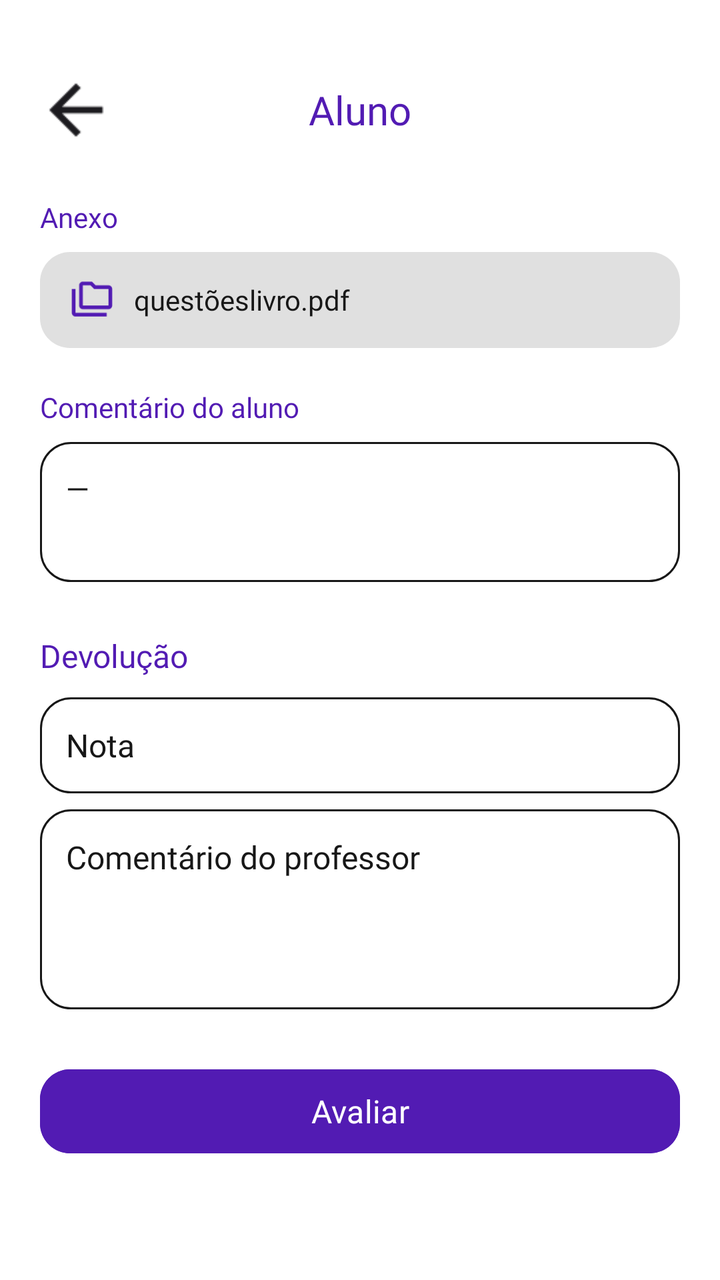
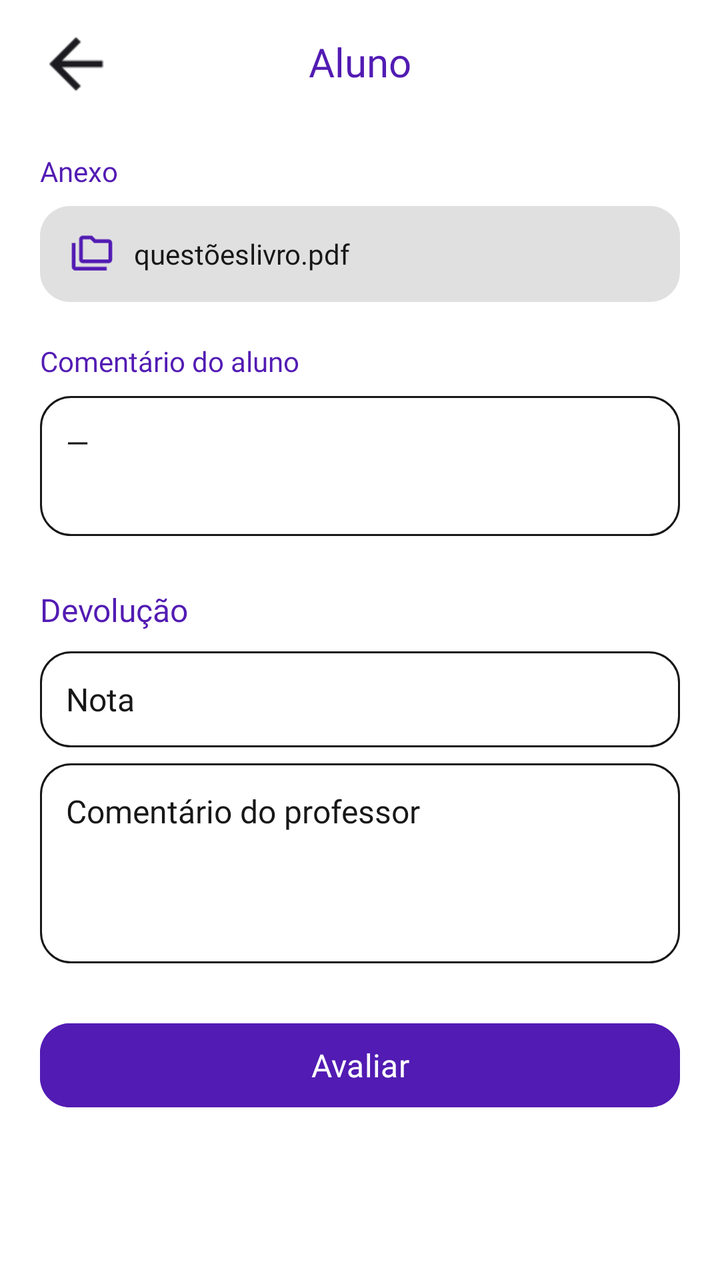

Screens rendered from an Android XML layout before and after an edit, with the pre-edit source and the edit as a unified diff.
<!-- AndroidManifest.xml: application theme Theme.MeuFuturoAgora -->
<!-- res/layout/activity_avaliar_entrega.xml -->
<?xml version="1.0" encoding="utf-8"?>
<androidx.constraintlayout.widget.ConstraintLayout xmlns:android="http://schemas.android.com/apk/res/android"
    xmlns:app="http://schemas.android.com/apk/res-auto"
    xmlns:tools="http://schemas.android.com/tools"
    android:id="@+id/main"
    android:layout_width="match_parent"
    android:layout_height="match_parent"
    android:background="@android:color/white"
    tools:context=".AvaliarEntregaActivity">

    <ImageView
        android:id="@+id/btnVoltar"
        android:layout_width="40dp"
        android:layout_height="40dp"
        android:layout_marginStart="18dp"
        android:layout_marginTop="35dp"
        android:contentDescription="Voltar"
        android:scaleType="centerInside"
        android:src="@drawable/seta_voltar"
        app:layout_constraintStart_toStartOf="parent"
        app:layout_constraintTop_toTopOf="parent" />

    <TextView
        android:id="@+id/tvNomeAlunoAvaliar"
        android:layout_width="0dp"
        android:layout_height="50dp"
        android:fontFamily="@font/poppins_bold"
        android:gravity="center"
        android:text="Aluno"
        android:textColor="@color/roxo_primario"
        android:textSize="20sp"
        app:layout_constraintBottom_toBottomOf="@id/btnVoltar"
        app:layout_constraintEnd_toEndOf="parent"
        app:layout_constraintStart_toStartOf="parent"
        app:layout_constraintTop_toTopOf="@id/btnVoltar" />

    <ScrollView
        android:layout_width="match_parent"
        android:layout_height="0dp"
        android:clipToPadding="false"
        android:paddingStart="20dp"
        android:paddingEnd="20dp"
        android:paddingBottom="20dp"
        app:layout_constraintBottom_toBottomOf="parent"
        app:layout_constraintEnd_toEndOf="parent"
        app:layout_constraintStart_toStartOf="parent"
        app:layout_constraintTop_toBottomOf="@id/btnVoltar">

        <LinearLayout
            android:layout_width="match_parent"
            android:layout_height="wrap_content"
            android:orientation="vertical"
            android:paddingTop="24dp">

            <TextView
                android:layout_width="wrap_content"
                android:layout_height="wrap_content"
                android:fontFamily="@font/poppins_semibold"
                android:text="Anexo"
                android:textColor="@color/roxo_primario"
                android:textSize="14sp" />

            <LinearLayout
                android:id="@+id/itemAnexoAluno"
                android:layout_width="match_parent"
                android:layout_height="48dp"
                android:layout_marginTop="8dp"
                android:background="@drawable/bg_botao_arquivo"
                android:gravity="center_vertical"
                android:orientation="horizontal"
                android:paddingStart="15dp"
                android:paddingEnd="15dp">

                <ImageView
                    android:layout_width="22dp"
                    android:layout_height="22dp"
                    android:contentDescription="@null"
                    android:src="@drawable/ic_arquivo" />

                <TextView
                    android:id="@+id/tvNomeAnexoAluno"
                    android:layout_width="0dp"
                    android:layout_height="wrap_content"
                    android:layout_marginStart="10dp"
                    android:layout_weight="1"
                    android:ellipsize="end"
                    android:fontFamily="@font/poppins_regular"
                    android:maxLines="1"
                    android:text="questõeslivro.pdf"
                    android:textColor="@color/texto_escuro"
                    android:textSize="14sp" />

            </LinearLayout>

            <TextView
                android:layout_width="wrap_content"
                android:layout_height="wrap_content"
                android:layout_marginTop="20dp"
                android:fontFamily="@font/poppins_semibold"
                android:text="Comentário do aluno"
                android:textColor="@color/roxo_primario"
                android:textSize="14sp" />

            <TextView
                android:id="@+id/tvComentarioAluno"
                android:layout_width="match_parent"
                android:layout_height="wrap_content"
                android:layout_marginTop="8dp"
                android:background="@drawable/bg_campo_criar_atividade"
                android:fontFamily="@font/poppins_regular"
                android:minHeight="70dp"
                android:padding="13dp"
                android:text="—"
                android:textColor="@color/texto_escuro"
                android:textSize="15sp" />

            <TextView
                android:layout_width="wrap_content"
                android:layout_height="wrap_content"
                android:layout_marginTop="26dp"
                android:fontFamily="@font/poppins_bold"
                android:text="Devolução"
                android:textColor="@color/roxo_primario"
                android:textSize="16sp" />

            <EditText
                android:id="@+id/edtNota"
                android:layout_width="match_parent"
                android:layout_height="48dp"
                android:layout_marginTop="10dp"
                android:background="@drawable/bg_campo_criar_atividade"
                android:fontFamily="@font/poppins_regular"
                android:hint="Nota"
                android:inputType="numberDecimal"
                android:paddingStart="13dp"
                android:paddingEnd="13dp"
                android:textColor="#171717"
                android:textColorHint="#171717"
                android:textSize="16sp" />

            <EditText
                android:id="@+id/edtComentarioProfessor"
                android:layout_width="match_parent"
                android:layout_height="100dp"
                android:layout_marginTop="8dp"
                android:background="@drawable/bg_campo_criar_atividade"
                android:fontFamily="@font/poppins_regular"
                android:gravity="top|start"
                android:hint="Comentário do professor"
                android:inputType="textMultiLine"
                android:padding="13dp"
                android:textColor="#171717"
                android:textColorHint="#171717"
                android:textSize="16sp" />

            <com.google.android.material.button.MaterialButton
                android:id="@+id/btnAvaliar"
                android:layout_width="match_parent"
                android:layout_height="50dp"
                android:layout_marginTop="26dp"
                android:backgroundTint="@color/roxo_primario"
                android:fontFamily="@font/poppins_bold"
                android:text="Avaliar"
                android:textAllCaps="false"
                android:textColor="@android:color/white"
                android:textSize="16sp"
                app:cornerRadius="15dp" />

        </LinearLayout>

    </ScrollView>

</androidx.constraintlayout.widget.ConstraintLayout>
<!-- resources referenced by this layout -->
<resources>
  <color name="roxo_primario">#521BB3</color>
  <color name="texto_escuro">#171717</color>
  <!-- drawable bg_botao_arquivo (drawable) -->
  <?xml version="1.0" encoding="utf-8"?>
  <shape xmlns:android="http://schemas.android.com/apk/res/android"
      android:shape="rectangle">
  
      <solid android:color="#E0E0E0" />
  
      <corners android:radius="15dp" />
  
  </shape>
  <!-- drawable bg_campo_criar_atividade (drawable) -->
  <?xml version="1.0" encoding="utf-8"?>
  <shape xmlns:android="http://schemas.android.com/apk/res/android"
      android:shape="rectangle">
  
      <solid android:color="@android:color/white" />
  
      <stroke
          android:width="1dp"
          android:color="#171717" />
  
      <corners android:radius="15dp" />
  
  </shape>
  <!-- drawable ic_arquivo: png bitmap (drawable, 496 bytes) -->
  <!-- drawable seta_voltar: png bitmap (drawable, 265 bytes) -->
  <style name="Theme.MeuFuturoAgora" parent="Base.Theme.MeuFuturoAgora" />
  <style name="Base.Theme.MeuFuturoAgora" parent="Theme.Material3.DayNight.NoActionBar">
          <item name="android:navigationBarColor">@android:color/transparent</item>
      </style>
</resources>

<!-- the commit's change to res/layout/activity_avaliar_entrega.xml (unified diff, before → after) -->
@@ -13,7 +13,7 @@
         android:layout_width="40dp"
         android:layout_height="40dp"
         android:layout_marginStart="18dp"
-        android:layout_marginTop="35dp"
+        android:layout_marginTop="12dp"
         android:contentDescription="Voltar"
         android:scaleType="centerInside"
         android:src="@drawable/seta_voltar"
@@ -24,11 +24,21 @@
         android:id="@+id/tvNomeAlunoAvaliar"
         android:layout_width="0dp"
         android:layout_height="50dp"
+        android:layout_marginStart="64dp"
+        android:layout_marginEnd="64dp"
+        android:ellipsize="end"
         android:fontFamily="@font/poppins_bold"
         android:gravity="center"
+        android:includeFontPadding="false"
+        android:lineSpacingMultiplier="0.85"
+        android:maxLines="2"
         android:text="Aluno"
         android:textColor="@color/roxo_primario"
         android:textSize="20sp"
+        app:autoSizeTextType="uniform"
+        app:autoSizeMinTextSize="13sp"
+        app:autoSizeMaxTextSize="20sp"
+        app:autoSizeStepGranularity="1sp"
         app:layout_constraintBottom_toBottomOf="@id/btnVoltar"
         app:layout_constraintEnd_toEndOf="parent"
         app:layout_constraintStart_toStartOf="parent"
